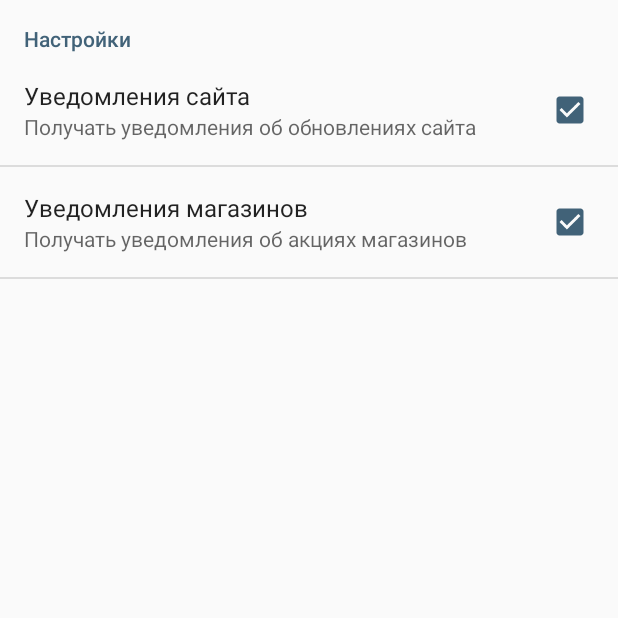
After one commit to shcherbuk96/Hodite, an Android app: the SettingsActivity screen opened directly, with no data from a screen before it, on a phone screen of 412 x 824 dp, the top half of it. The commit adds this screen. Run offline under Robolectric (Android 15) with nearby library versions, the phone set to English and light mode, and no system bars.

Commit message:
finish navigation and rate and preferences

```diff
--- a/app/build.gradle
+++ b/app/build.gradle
@@ -29,7 +29,9 @@ dependencies {
 
     //noinspection GradleCompatible
     implementation 'com.android.support:appcompat-v7:27.1.1'
-    implementation 'com.google.firebase:firebase-messaging:15.0.0'
+    implementation 'com.google.firebase:firebase-messaging:15.0.2'
+    implementation 'com.android.support:support-v4:27.1.1'
+    implementation 'com.android.support.constraint:constraint-layout:1.1.0'
     compile 'com.android.support:customtabs:27.1.1'
     compile 'com.android.support:appcompat-v7:27.1.1'
     compile 'com.android.support:design:27.1.1'
@@ -39,6 +41,8 @@ dependencies {
     compile 'com.android.support:recyclerview-v7:27.1.1'
     compile 'com.android.support:cardview-v7:27.1.1'
     compile 'com.sothree.slidinguppanel:library:3.4.0'
+    compile 'com.android.support:preference-v7:27.1.1'
+    compile 'io.github.kobakei:ratethisapp:1.2.0'
     testImplementation 'junit:junit:4.12'
     androidTestImplementation 'com.android.support.test:runner:1.0.2'
     androidTestImplementation 'com.android.support.test.espresso:espresso-core:3.0.2'
--- a/app/src/main/java/com/hodite/com/shcherbuk/ActivityManager.java
+++ b/app/src/main/java/com/hodite/com/shcherbuk/ActivityManager.java
@@ -3,6 +3,7 @@ package com.hodite.com.shcherbuk;
 import android.content.Context;
 import android.content.Intent;
 
+import com.hodite.com.shcherbuk.Settings.SettingsActivity;
 import com.hodite.com.shcherbuk.WebActivity.WebActivity;
 
 public class ActivityManager implements Constants {
@@ -12,4 +13,9 @@ public class ActivityManager implements Constants {
         intent.putExtra(KEY_INTENT, url);
         context.startActivity(intent);
     }
+
+    public static void startSettingsActivity(final Context context) {
+        final Intent intent = new Intent(context, SettingsActivity.class);
+        context.startActivity(intent);
+    }
 }
--- /dev/null
+++ b/app/src/main/java/com/hodite/com/shcherbuk/Settings/SettingsActivity.java
@@ -0,0 +1,27 @@
+package com.hodite.com.shcherbuk.Settings;
+
+import android.os.Bundle;
+import android.preference.PreferenceActivity;
+import android.preference.PreferenceFragment;
+
+import com.hodite.com.shcherbuk.R;
+
+public class SettingsActivity extends PreferenceActivity {
+
+
+    @Override
+    protected void onCreate(Bundle savedInstanceState) {
+        super.onCreate(savedInstanceState);
+
+        getFragmentManager().beginTransaction().replace(android.R.id.content, new MyPreferenceFragment()).commit();
+    }
+
+    public static class MyPreferenceFragment extends PreferenceFragment {
+        @Override
+        public void onCreate(final Bundle savedInstanceState) {
+            super.onCreate(savedInstanceState);
+
+            addPreferencesFromResource(R.xml.preferences);
+        }
+    }
+}
--- a/app/src/main/res/layout/activity_web.xml
+++ b/app/src/main/res/layout/activity_web.xml
@@ -5,14 +5,14 @@
     android:id="@+id/sliding_layout"
     android:layout_width="match_parent"
     android:layout_height="match_parent"
-    android:background="@color/black"
+    android:background="@color/main_background"
     tools:context="com.hodite.com.shcherbuk.WebActivity.WebActivity">
     <android.support.design.widget.BottomNavigationView
         android:id="@+id/main_navigation_bottom_navigation_view"
         android:layout_width="match_parent"
         android:layout_height="wrap_content"
         android:layout_alignParentBottom="true"
-        android:background="@color/colorPrimary"
+        android:background="@color/main_background"
         app:itemIconTint="@color/nav_color_list"
         app:itemTextColor="@color/nav_color_list"
         app:menu="@menu/main_menu"/>
--- a/app/src/main/res/values/colors.xml
+++ b/app/src/main/res/values/colors.xml
@@ -11,4 +11,7 @@
 
     <color name="main_text">#426379</color>
     <color name="main_background">#2d363d</color>
+
+    <color name="button_active">#b5f4ff</color>
+    <color name="button_not_active">#416278</color>
 </resources>
--- a/app/src/main/res/values/strings.xml
+++ b/app/src/main/res/values/strings.xml
@@ -18,7 +18,17 @@
     <string name="warning_message_internet">Данное приложение может взымать большое количество интернет-трафика! Хотите продолжить?</string>
 
 
-    <string name="settings">Settings</string>
-    <string name="rating">Rating</string>
-    <string name="comment">FeedBack</string>
+    <string name="settings">Настройки</string>
+    <string name="comment">Отзыв</string>
+
+    <string name="settings_website">Уведомления сайта</string>
+    <string name="settings_shop">Уведомления магазинов</string>
+    <string name="settings_summary_website">Получать уведомления об обновлениях сайта</string>
+    <string name="settings_summary_shop">Получать уведомления об акциях магазинов</string>
+
+    <string name="rate_title">Нравится Hodite?</string>
+    <string name="rate_message">Вам нравится пользоваться этим приложением? Оцените приложение.</string>
+    <string name="rate_yes">Оценить Hodite</string>
+    <string name="rate_later">Позже</string>
+    <string name="rate_no">Нет, спасибо</string>
 </resources>
--- a/app/src/main/res/values/styles.xml
+++ b/app/src/main/res/values/styles.xml
@@ -4,8 +4,8 @@
     <style name="AppTheme" parent="Theme.AppCompat.Light.NoActionBar">
         <!-- Customize your theme here. -->
         <item name="colorPrimary">@color/colorPrimary</item>
-        <item name="colorPrimaryDark">@color/colorPrimaryDark</item>
-        <item name="colorAccent">@color/colorAccent</item>
+        <item name="colorPrimaryDark">@color/main_background</item>
+        <item name="colorAccent">@color/button_not_active</item>
     </style>
     <style name="MainTheme" parent="Theme.AppCompat.Light">
         <!-- Customize your theme here. -->
--- /dev/null
+++ b/app/src/main/res/xml/preferences.xml
@@ -0,0 +1,17 @@
+<?xml version="1.0" encoding="utf-8"?>
+<PreferenceScreen xmlns:android="http://schemas.android.com/apk/res/android">
+
+    <PreferenceCategory android:title="@string/settings">
+
+        <CheckBoxPreference
+            android:defaultValue="true"
+            android:key="settings_website"
+            android:summary="@string/settings_summary_website"
+            android:title="@string/settings_website" />
+        <CheckBoxPreference
+            android:defaultValue="true"
+            android:key="settings_shop"
+            android:summary="@string/settings_summary_shop"
+            android:title="@string/settings_shop" />
+    </PreferenceCategory>
+</PreferenceScreen>
--- a/build.gradle
+++ b/build.gradle
@@ -7,7 +7,7 @@ buildscript {
         jcenter()
     }
     dependencies {
-        classpath 'com.android.tools.build:gradle:3.0.1'
+        classpath 'com.android.tools.build:gradle:3.1.2'
 
 
         // NOTE: Do not place your application dependencies here; they belong
```
Also changed, not shown: app/src/main/AndroidManifest.xml (+8 -11 lines), app/src/main/java/com/hodite/com/shcherbuk/WebActivity/WebActivity.java (+54 -79 lines), app/src/main/res/color/nav_color_list.xml (+4 -4 lines), app/src/main/res/drawable/bg_button.xml (added, +35 -0 lines), app/src/main/res/layout/activity_settings.xml (added, +9 -0 lines), app/src/main/res/layout/feedback.xml (+10 -1 lines), app/src/main/res/menu/main_menu.xml (+0 -7 lines), gradle/wrapper/gradle-wrapper.properties.
